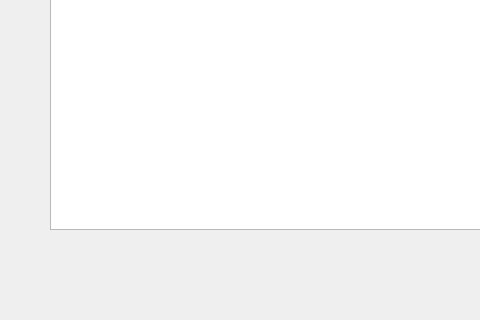
Qt form src/reviewOutput.ui (xhorizont/eepe) before a commit; both pictures show x 0 to 480 and y 181 to 501 of the 893 by 501 pixel window.
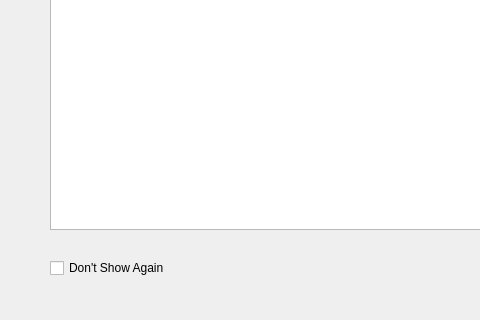
The same form after that commit.

What changed in the file:
```diff
--- a/src/reviewOutput.ui
+++ b/src/reviewOutput.ui
@@ -39,6 +39,19 @@
     </rect>
    </property>
   </widget>
+  <widget class="QCheckBox" name="checkBox">
+   <property name="geometry">
+    <rect>
+     <x>50</x>
+     <y>440</y>
+     <width>121</width>
+     <height>18</height>
+    </rect>
+   </property>
+   <property name="text">
+    <string>Don't Show Again</string>
+   </property>
+  </widget>
  </widget>
  <resources/>
  <connections>
```
